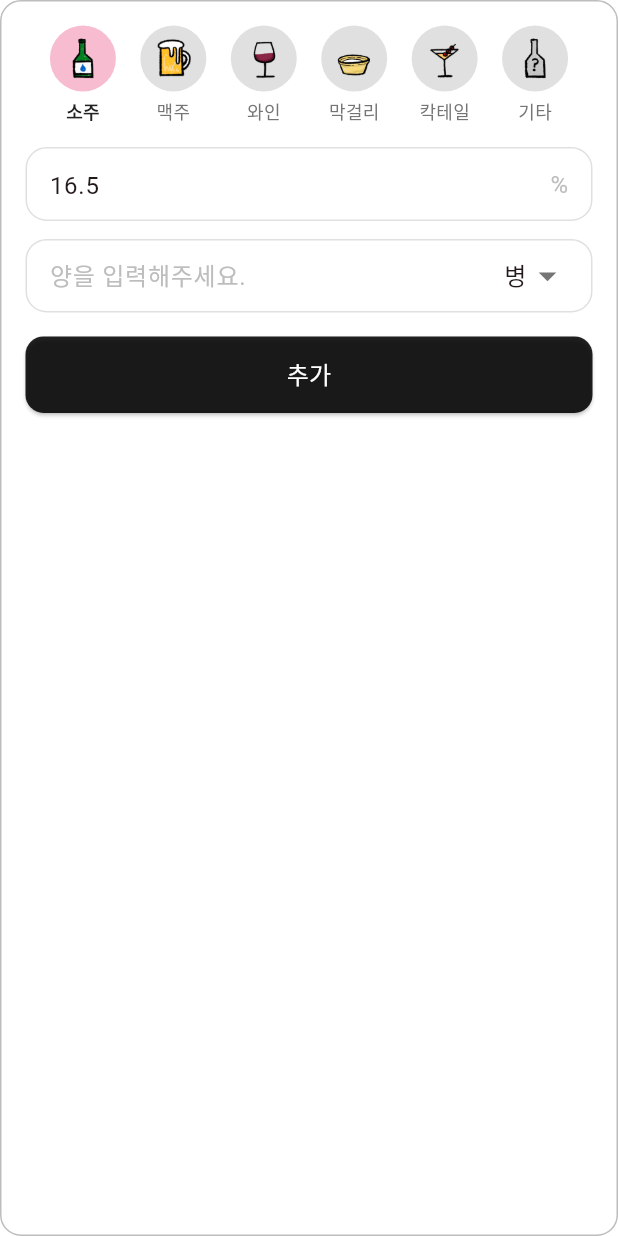
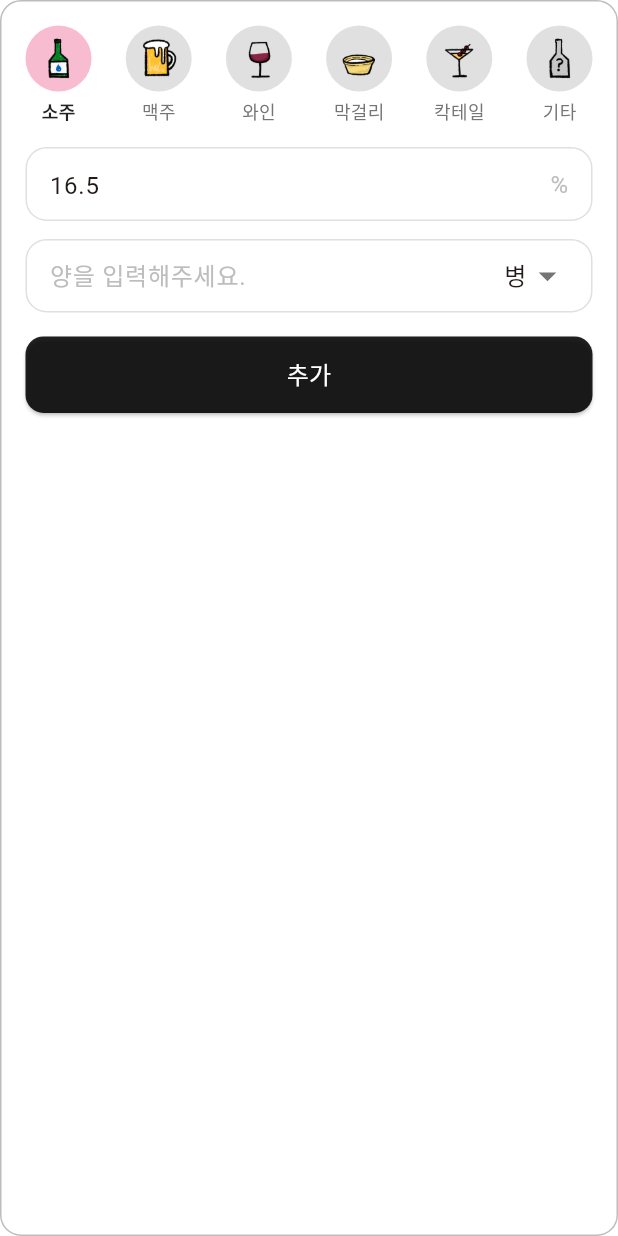
Before and after one commit to a-idiots/ddalgguk, a Flutter app: the NewDrinkInputCard widget shown alone on an empty page, opened directly with empty values, after a tap on "소주", on a phone screen of 412 x 824 dp. Run offline on Flutter 3.47's test engine with Material 3 defaults, Android fonts, the light colour scheme and no system bars; our stand-ins replace cloud_firestore, equatable, firebase_analytics, firebase_auth, firebase_core, fl_chart and 14 more; missing offline and left inert: appinio_social_share, gal, kakao_flutter_sdk_user; accounts and stored records are empty; Roboto replaces fonts that are missing (GmarketSans).

Commit message:
feat: Improves custom drink creation and UI layout
Enhances the custom drink creation flow by allowing users to select an icon for their custom drinks. Also, adds a limit of 7 custom drinks.

Updates the drink input card layout for better alignment.

The custom drink card is now always visible on the main drink settings screen.

```diff
--- a/lib/features/calendar/widgets/new_drink_input_card.dart
+++ b/lib/features/calendar/widgets/new_drink_input_card.dart
@@ -75,14 +75,21 @@ class _NewDrinkInputCardState extends ConsumerState<NewDrinkInputCard> {
           // But UI design usually has fixed grid or row. The design shows 2 rows of 3 icons (total 6 spots)? Or 1 row scrollable?
           // The current code has a Row with spaceEvenly for 6 items.
           // Let's keep 6 slots. 5 Main + 1 Other.
-          Row(
-            mainAxisAlignment: MainAxisAlignment.spaceEvenly,
-            children: [
-              ..._mainDrinkIds.map((id) => _buildDrinkTypeButton(id)),
-              // If user has less than 5 favorites, we might want to fill or just show what they have.
-              // For now, assuming user selects 5. If not, filtered list will show fewer.
-              _buildDrinkTypeButton(-1),
-            ],
+          // Custom layout for left alignment
+          LayoutBuilder(
+            builder: (context, constraints) {
+              return Row(
+                mainAxisAlignment: MainAxisAlignment.spaceBetween,
+                children: [
+                  ..._mainDrinkIds.map((id) => _buildDrinkTypeButton(id)),
+                  _buildDrinkTypeButton(-1),
+                  ...List.generate(
+                    5 - _mainDrinkIds.length,
+                    (index) => const SizedBox(width: 44),
+                  ),
+                ],
+              );
+            },
           ),
           const SizedBox(height: 16),
 
@@ -318,9 +325,25 @@ class _NewDrinkInputCardState extends ConsumerState<NewDrinkInputCard> {
 
   void _updateDrinkData(int type) {
     widget.inputData.drinkType = type;
-    widget.inputData.alcoholController.text = getDefaultAlcoholContent(
-      type,
-    ).toString();
-    widget.inputData.selectedUnit = getDefaultUnit(type);
+
+    // Find drink to get default alcohol content
+    double defaultAlcohol = 0.0;
+    String defaultUnit = 'ml';
+
+    Drink? d = drinks.where((d) => d.id == type).firstOrNull;
+    if (d == null && _customDrinks.isNotEmpty) {
+      d = _customDrinks.where((d) => d.id == type).firstOrNull;
+    }
+
+    if (d != null) {
+      defaultAlcohol = d.defaultAlcoholContent;
+      defaultUnit = d.defaultUnit;
+    } else {
+      defaultAlcohol = getDefaultAlcoholContent(type);
+      defaultUnit = getDefaultUnit(type);
+    }
+
+    widget.inputData.alcoholController.text = defaultAlcohol.toString();
+    widget.inputData.selectedUnit = defaultUnit;
   }
 }
```
Also changed, not shown: lib/features/settings/screens/main_drink_settings_screen.dart (+18 -25 lines), lib/features/settings/widgets/add_custom_drink_card.dart (+105 -46 lines).
